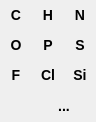
This is src/schrodinger/sketcher/ui/set_atom_widget.ui in schrodinger/sketcher as Qt 5 draws it before an edit. The edited form follows.
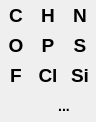
This is the edited form. Icons and pictures are not drawn. Custom widgets are drawn as their Qt base class.

Commit message: SKETCH-1527. Replace atom and bond wildcard icons with text equivalents

```diff
--- a/src/schrodinger/sketcher/ui/set_atom_widget.ui
+++ b/src/schrodinger/sketcher/ui/set_atom_widget.ui
@@ -51,16 +51,14 @@
      </property>
      <property name="font">
       <font>
-       <pointsize>-1</pointsize>
+       <pointsize>14</pointsize>
        <weight>75</weight>
-       <italic>false</italic>
        <bold>true</bold>
       </font>
      </property>
      <property name="styleSheet">
       <string notr="true">QToolButton {
 border : none;
-font: bold 14px;
 }</string>
      </property>
      <property name="text">
@@ -96,9 +94,8 @@
      </property>
      <property name="font">
       <font>
-       <pointsize>-1</pointsize>
+       <pointsize>14</pointsize>
        <weight>75</weight>
-       <italic>false</italic>
        <bold>true</bold>
       </font>
      </property>
@@ -108,7 +105,6 @@
      <property name="styleSheet">
       <string notr="true">QToolButton {
 border : none;
-font: bold 14px;
 }</string>
      </property>
      <property name="text">
@@ -144,9 +140,8 @@
      </property>
      <property name="font">
       <font>
-       <pointsize>-1</pointsize>
+       <pointsize>14</pointsize>
        <weight>75</weight>
-       <italic>false</italic>
        <bold>true</bold>
       </font>
      </property>
@@ -156,7 +151,6 @@
      <property name="styleSheet">
       <string notr="true">QToolButton {
 border : none;
-font: bold 14px;
 }</string>
      </property>
      <property name="text">
@@ -192,9 +186,8 @@
      </property>
      <property name="font">
       <font>
-       <pointsize>-1</pointsize>
+       <pointsize>14</pointsize>
        <weight>75</weight>
-       <italic>false</italic>
        <bold>true</bold>
       </font>
      </property>
@@ -204,7 +197,6 @@
      <property name="styleSheet">
       <string notr="true">QToolButton {
 border : none;
-font: bold 14px;
 }</string>
      </property>
      <property name="text">
@@ -240,9 +232,8 @@
      </property>
      <property name="font">
       <font>
-       <pointsize>-1</pointsize>
+       <pointsize>14</pointsize>
        <weight>75</weight>
-       <italic>false</italic>
        <bold>true</bold>
       </font>
      </property>
@@ -252,7 +243,6 @@
      <property name="styleSheet">
       <string notr="true">QToolButton {
 border : none;
-font: bold 14px;
 }</string>
      </property>
      <property name="text">
@@ -288,9 +278,8 @@
      </property>
      <property name="font">
       <font>
-       <pointsize>-1</pointsize>
+       <pointsize>14</pointsize>
        <weight>75</weight>
-       <italic>false</italic>
        <bold>true</bold>
       </font>
      </property>
@@ -300,7 +289,6 @@
      <property name="styleSheet">
       <string notr="true">QToolButton {
 border : none;
-font: bold 14px;
 }</string>
      </property>
      <property name="text">
@@ -336,9 +324,8 @@
      </property>
      <property name="font">
       <font>
-       <pointsize>-1</pointsize>
+       <pointsize>14</pointsize>
        <weight>75</weight>
-       <italic>false</italic>
        <bold>true</bold>
       </font>
      </property>
@@ -348,7 +335,6 @@
      <property name="styleSheet">
       <string notr="true">QToolButton {
 border : none;
-font: bold 14px;
 }</string>
      </property>
      <property name="text">
@@ -384,9 +370,8 @@
      </property>
      <property name="font">
       <font>
-       <pointsize>-1</pointsize>
+       <pointsize>14</pointsize>
        <weight>75</weight>
-       <italic>false</italic>
        <bold>true</bold>
       </font>
      </property>
@@ -396,7 +381,6 @@
      <property name="styleSheet">
       <string notr="true">QToolButton {
 border : none;
-font: bold 14px;
 }</string>
      </property>
      <property name="text">
@@ -432,9 +416,8 @@
      </property>
      <property name="font">
       <font>
-       <pointsize>-1</pointsize>
+       <pointsize>14</pointsize>
        <weight>75</weight>
-       <italic>false</italic>
        <bold>true</bold>
       </font>
      </property>
@@ -444,7 +427,6 @@
      <property name="styleSheet">
       <string notr="true">QToolButton {
 border : none;
-font: bold 14px;
 }</string>
      </property>
      <property name="text">
```
Left out of the diff: 13 changed lines with no effect on the pictures. The commit also changes 8 other files.
